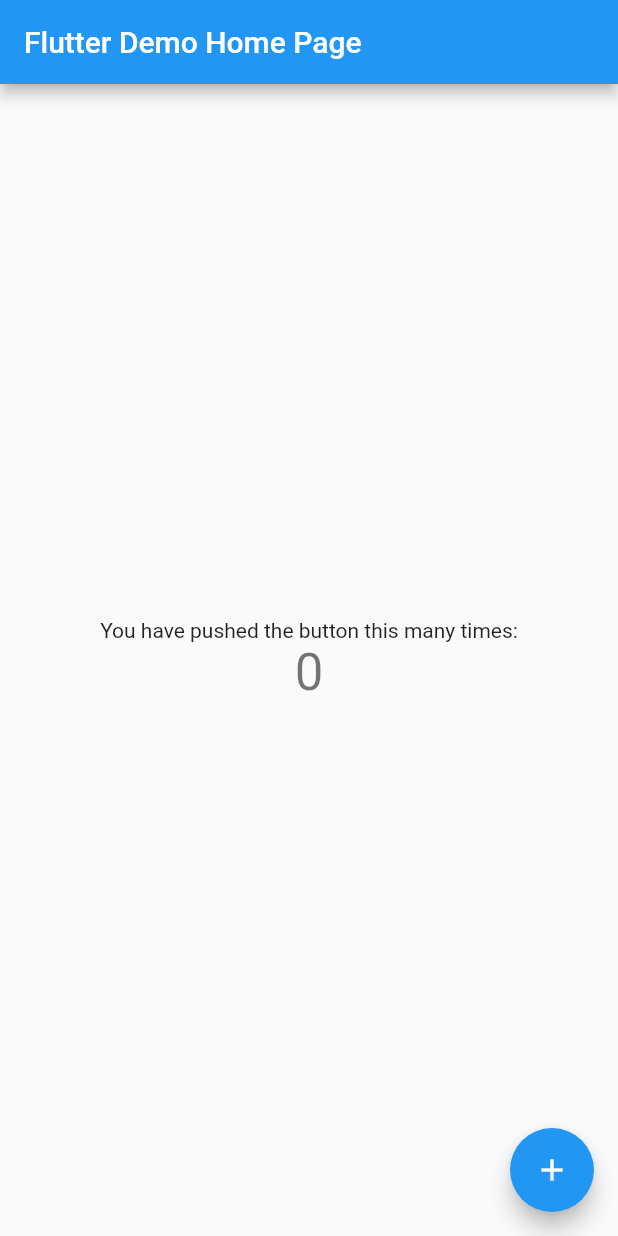
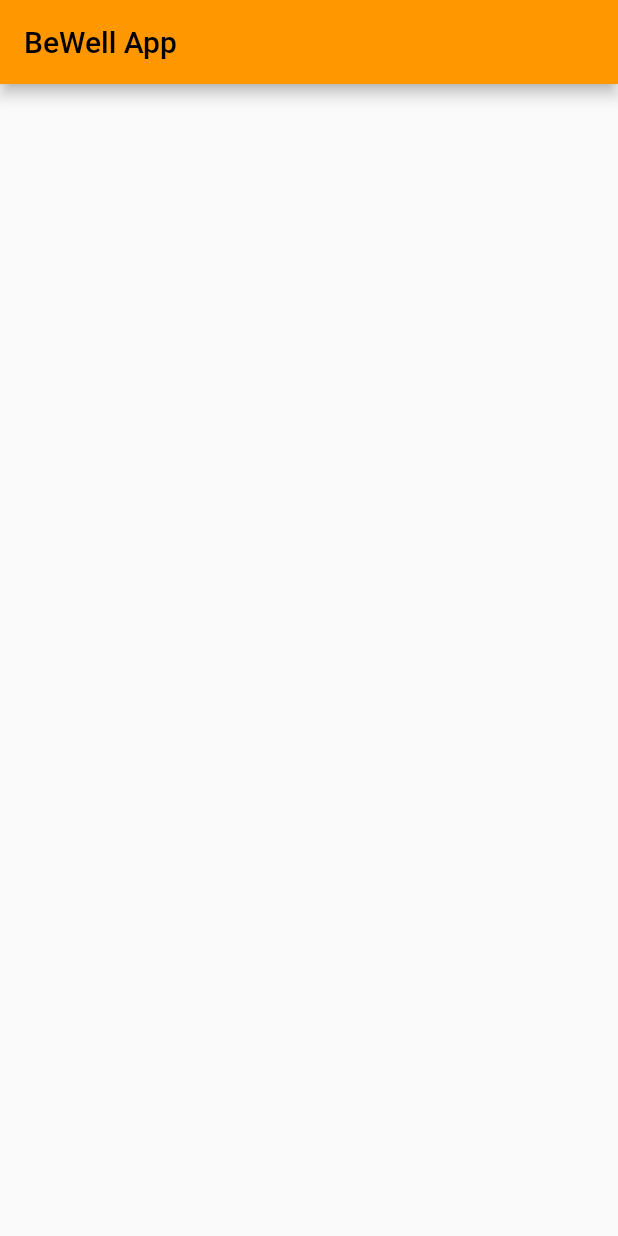
Before and after one commit to 10035/bewell_app, a Flutter app: the screen it shows after launch, on a phone screen of 412 x 824 dp. Run offline on Flutter 3.47's test engine with Material 2 defaults, Android fonts, the light colour scheme and no system bars.

Commit message:
preparing layout wip

```diff
--- a/lib/main.dart
+++ b/lib/main.dart
@@ -11,7 +11,7 @@
   @override
   Widget build(BuildContext context) {
     return MaterialApp(
-      title: 'Flutter Demo',
+      title: 'BeWell App',
       theme: ThemeData(
         // This is the theme of your application.
         //
@@ -22,9 +22,9 @@
         // or simply save your changes to "hot reload" in a Flutter IDE).
         // Notice that the counter didn't reset back to zero; the application
         // is not restarted.
-        primarySwatch: Colors.blue,
+        primarySwatch: Colors.orange,
       ),
-      home: const MyHomePage(title: 'Flutter Demo Home Page'),
+      home: const MyHomePage(title: 'BeWell App'),
     );
   }
 }
@@ -78,38 +78,8 @@
       body: Center(
         // Center is a layout widget. It takes a single child and positions it
         // in the middle of the parent.
-        child: Column(
-          // Column is also a layout widget. It takes a list of children and
-          // arranges them vertically. By default, it sizes itself to fit its
-          // children horizontally, and tries to be as tall as its parent.
-          //
-          // Invoke "debug painting" (press "p" in the console, choose the
-          // "Toggle Debug Paint" action from the Flutter Inspector in Android
-          // Studio, or the "Toggle Debug Paint" command in Visual Studio Code)
-          // to see the wireframe for each widget.
-          //
-          // Column has various properties to control how it sizes itself and
-          // how it positions its children. Here we use mainAxisAlignment to
-          // center the children vertically; the main axis here is the vertical
-          // axis because Columns are vertical (the cross axis would be
-          // horizontal).
-          mainAxisAlignment: MainAxisAlignment.center,
-          children: <Widget>[
-            const Text(
-              'You have pushed the button this many times:',
-            ),
-            Text(
-              '$_counter',
-              style: Theme.of(context).textTheme.headline4,
-            ),
-          ],
-        ),
+
       ),
-      floatingActionButton: FloatingActionButton(
-        onPressed: _incrementCounter,
-        tooltip: 'Increment',
-        child: const Icon(Icons.add),
-      ), // This trailing comma makes auto-formatting nicer for build methods.
     );
   }
 }
```
